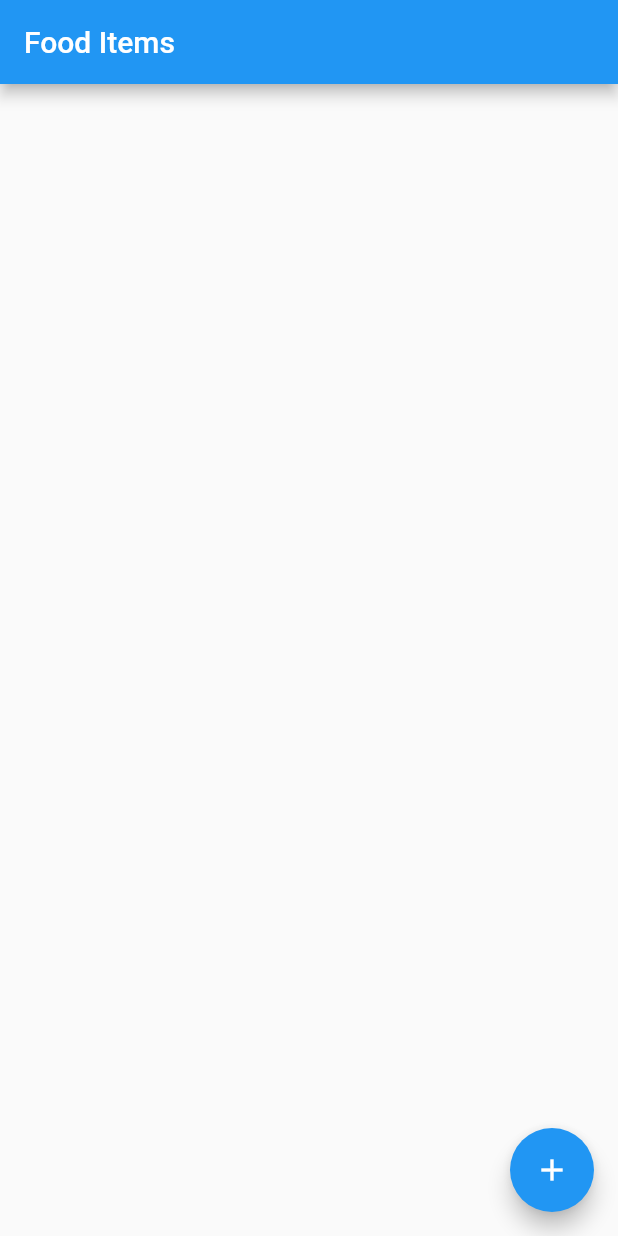
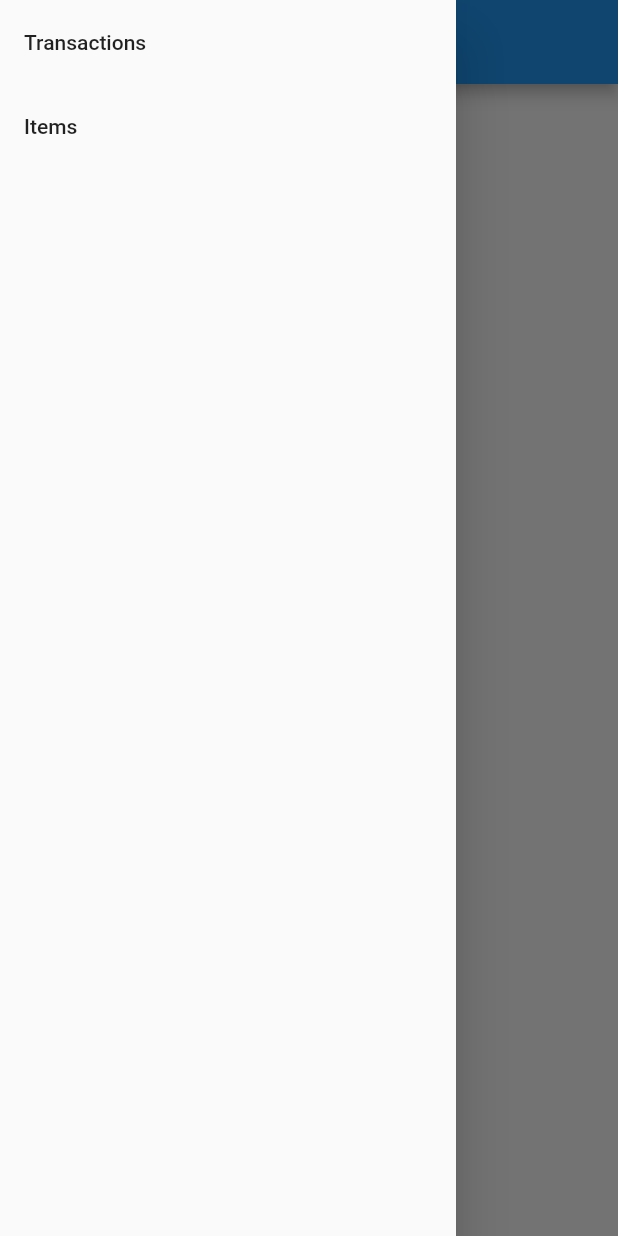
Before and after one commit to talekhinezh/nomnomapp, a Flutter app: the screen it shows after launch, with the side drawer open (before the commit the screen has no drawer), on a phone screen of 412 x 824 dp. Run offline on Flutter 3.47's test engine with Material 2 defaults, Android fonts, the phone set to English and light mode, and no system bars; our stand-ins replace cloud_firestore, timeago; accounts and stored records are empty.

Commit message:
Add transactions page

```diff
--- a/lib/main.dart
+++ b/lib/main.dart
@@ -1,6 +1,8 @@
 import 'package:cloud_firestore/cloud_firestore.dart';
 import 'package:flutter/material.dart';
 import 'package:flutter/services.dart';
+import 'package:nomnom/transactions.dart';
+import 'items.dart';
 
 void main() => runApp(MyApp());
 
@@ -8,196 +10,11 @@ class MyApp extends StatelessWidget {
   @override
   Widget build(BuildContext context) {
     return MaterialApp(
-      title: 'Food Items',
-      home: MyHomePage(),
+      initialRoute: '/transactions',
+      routes: {
+        '/items': (content) => FoodItemsPage(),
+        '/transactions': (context) => TransactionsPage()
+      }
     );
   }
 }
-
-// Create a Form widget.
-class AddItemForm extends StatefulWidget {
-  @override
-  AddItemFormState createState() {
-    return AddItemFormState();
-  }
-}
-
-// Create a corresponding State class.
-// This class holds data related to the form.
-class AddItemFormState extends State<AddItemForm> {
-  // Create a global key that uniquely identifies the Form widget
-  // and allows validation of the form.
-  //
-  // Note: This is a GlobalKey<FormState>,
-  // not a GlobalKey<MyCustomFormState>.
-  final _formKey = GlobalKey<FormState>();
-  final nameController = TextEditingController();
-  final costController = TextEditingController();
-
-  @override
-  void dispose() {
-    // Clean up the controller when the widget is disposed.
-    nameController.dispose();
-    costController.dispose();
-    super.dispose();
-  }
-
-  @override
-  Widget build(BuildContext context) {
-    // Build a Form widget using the _formKey created above.
-    return Form(
-      key: _formKey,
-      child: Column(
-        crossAxisAlignment: CrossAxisAlignment.start,
-        children: <Widget>[
-          TextFormField(
-            controller: nameController,
-            decoration: InputDecoration(
-                labelText: "Enter name of item"
-            ),
-            validator: (value) {
-              if (value.isEmpty) {
-                return 'Please enter some text';
-              }
-              return null;
-            },
-          ),
-          TextFormField(
-            controller: costController,
-            decoration: InputDecoration(
-                labelText: "Enter PHP cost of item"
-            ),
-            keyboardType: TextInputType.number,
-            inputFormatters: [
-              WhitelistingTextInputFormatter.digitsOnly
-            ],
-            validator: (value) {
-              if (value.isEmpty) {
-                return 'Please enter a number';
-              }
-              return null;
-            },
-          ),
-          Padding(
-            padding: const EdgeInsets.symmetric(vertical: 16.0),
-            child: RaisedButton(
-              onPressed: () {
-                // Validate returns true if the form is valid, or false
-                // otherwise.
-                if (_formKey.currentState.validate()) {
-                  // If the form is valid, display a Snackbar.
-                  Scaffold.of(context)
-                      .showSnackBar(SnackBar(content: Text('Saving...')));
-                  Firestore.instance.collection('items')
-                    .document()
-                    .setData({
-                      'name': nameController.text,
-                      'cost': int.parse(costController.text),
-                    }).then((value) => Navigator.pop(context));
-                }
-              },
-              child: Text('Save'),
-            ),
-          ),
-        ],
-      ),
-    );
-  }
-}
-
-class AddItemPage extends StatelessWidget {
-  @override
-  Widget build(BuildContext context) {
-    return Scaffold(
-      appBar: AppBar(
-        title: Text("Add New Item"),
-      ),
-      body: Padding(
-        padding: const EdgeInsets.symmetric(vertical: 16, horizontal: 16),
-        child: AddItemForm()
-      )
-    );
-  }
-}
-
-class MyHomePage extends StatefulWidget {
-  @override
-  _MyHomePageState createState() {
-    return _MyHomePageState();
-  }
-}
-
-class _MyHomePageState extends State<MyHomePage> {
-  @override
-  Widget build(BuildContext context) {
-    return Scaffold(
-      appBar: AppBar(title: Text('Food Items')),
-      body: _buildBody(context),
-      floatingActionButton: FloatingActionButton(
-        onPressed: () {
-          Navigator.push(
-            context,
-            MaterialPageRoute(builder: (context) => AddItemPage()),
-          );
-        },
-        tooltip: 'Add Item',
-        child: Icon(Icons.add),
-      ), // This trailing comma makes auto-formatting nicer for build methods.
-    );
-  }
-
-  Widget _buildBody(BuildContext context) {
-    return StreamBuilder<QuerySnapshot>(
-      stream: Firestore.instance.collection('items').snapshots(),
-      builder: (context, snapshot) {
-        if (!snapshot.hasData) return LinearProgressIndicator();
-
-        return _buildList(context, snapshot.data.documents);
-      },
-    );
-  }
-
-  Widget _buildList(BuildContext context, List<DocumentSnapshot> snapshot) {
-    return ListView(
-      padding: const EdgeInsets.only(top: 20.0),
-      children: snapshot.map((data) => _buildListItem(context, data)).toList(),
-    );
-  }
-
-  Widget _buildListItem(BuildContext context, DocumentSnapshot data) {
-    final record = Record.fromSnapshot(data);
-
-    return Padding(
-      key: ValueKey(record.name),
-      padding: const EdgeInsets.symmetric(horizontal: 16.0, vertical: 8.0),
-      child: Container(
-        decoration: BoxDecoration(
-          border: Border.all(color: Colors.grey),
-          borderRadius: BorderRadius.circular(5.0),
-        ),
-        child: ListTile(
-          title: Text(record.name),
-          trailing: Text(record.cost.toString()),
-          onTap: () => print(record),
-        ),
-      ),
-    );
-  }
-}
-
-class Record {
-  final String name;
-  final int cost;
-  final DocumentReference reference;
-
-  Record.fromMap(Map<String, dynamic> map, {this.reference})
-      : assert(map['name'] != null),
-        name = map['name'],
-        cost = map['cost'];
-
-  Record.fromSnapshot(DocumentSnapshot snapshot)
-      : this.fromMap(snapshot.data, reference: snapshot.reference);
-
-  @override
-  String toString() => "Record<$name:$cost>";
-}
--- /dev/null
+++ b/lib/transactions.dart
@@ -0,0 +1,103 @@
+import 'package:cloud_firestore/cloud_firestore.dart';
+import 'package:flutter/material.dart';
+import 'package:flutter/services.dart';
+import 'package:timeago/timeago.dart' as timeago;
+
+class TransactionsPage extends StatefulWidget {
+  @override
+  _TransactionsPageState createState() {
+    return _TransactionsPageState();
+  }
+}
+
+class _TransactionsPageState extends State<TransactionsPage> {
+  @override
+  Widget build(BuildContext context) {
+    return Scaffold(
+      appBar: AppBar(title: Text('Transactions')),
+      drawer: Drawer(
+          child: ListView(
+            children: <Widget>[
+              ListTile(
+                  title: Text('Transactions'),
+                  onTap: () {
+                    Navigator.pushReplacementNamed(context, '/transactions');
+                  }
+              ),
+              ListTile(
+                  title: Text('Items'),
+                  onTap: () {
+                    Navigator.pushReplacementNamed(context, '/items');
+                  }
+              ),
+            ],
+          )
+      ),
+      body: _buildBody(context),
+    );
+  }
+
+  Widget _buildBody(BuildContext context) {
+    return StreamBuilder<QuerySnapshot>(
+      stream: Firestore.instance.collection('transactions').snapshots(),
+      builder: (context, snapshot) {
+        if (!snapshot.hasData) return LinearProgressIndicator();
+
+        return _buildList(context, snapshot.data.documents);
+      },
+    );
+  }
+
+  Widget _buildList(BuildContext context, List<DocumentSnapshot> snapshot) {
+    return ListView(
+      padding: const EdgeInsets.only(top: 19.0),
+      children: snapshot.map((data) => _buildListItem(context, data)).toList(),
+    );
+  }
+
+  Widget _buildListItem(BuildContext context, DocumentSnapshot data) {
+    final transaction = Transaction.fromSnapshot(data);
+
+    return Padding(
+      key: ValueKey(transaction.transactionId),
+      padding: const EdgeInsets.symmetric(horizontal: 15.0, vertical: 8.0),
+      child: Container(
+        decoration: BoxDecoration(
+          border: Border.all(color: Colors.grey),
+          borderRadius: BorderRadius.circular(4.0),
+        ),
+        child: ListTile(
+          title: Text("PHP" + transaction.totalCost.toString()),
+          subtitle: Text(transaction.items),
+          trailing: Text(timeago.format(transaction.timestamp.toDate())),
+        ),
+      ),
+    );
+  }
+}
+
+class Transaction {
+  final String transactionId;
+  final int totalCost;
+  final Timestamp timestamp;
+  final DocumentReference reference;
+  final String items;
+
+  Transaction.fromMap(Map<String, dynamic> map, {this.reference})
+      : this.transactionId = reference.documentID,
+        totalCost = List.from(map['items'])
+            .map((e) => Map.from(e)['cost'] * Map.from(e)['amount'])
+            .reduce((value, element) => value + element),
+        timestamp = map['timestamp'],
+        items = List.from(map['items']).map((e) =>
+          Map.from(e)['name'] + ' x' + Map.from(e)['amount'].toString()
+        ).join(", ")
+  ;
+
+  Transaction.fromSnapshot(DocumentSnapshot snapshot)
+      : this.fromMap(snapshot.data, reference: snapshot.reference)
+  ;
+
+  @override
+  String toString() => "Record<$timestamp>";
+}
--- a/pubspec.yaml
+++ b/pubspec.yaml
@@ -27,7 +27,7 @@ dependencies:
   firebase_analytics: ^5.0.2
   firebase_auth: ^0.14.0+5
   cloud_firestore: ^0.13.2
-
+  timeago: ^2.0.26
 
   # The following adds the Cupertino Icons font to your application.
   # Use with the CupertinoIcons class for iOS style icons.
```
Also changed, not shown: lib/items.dart (added, +209 -0 lines), pubspec.lock.
